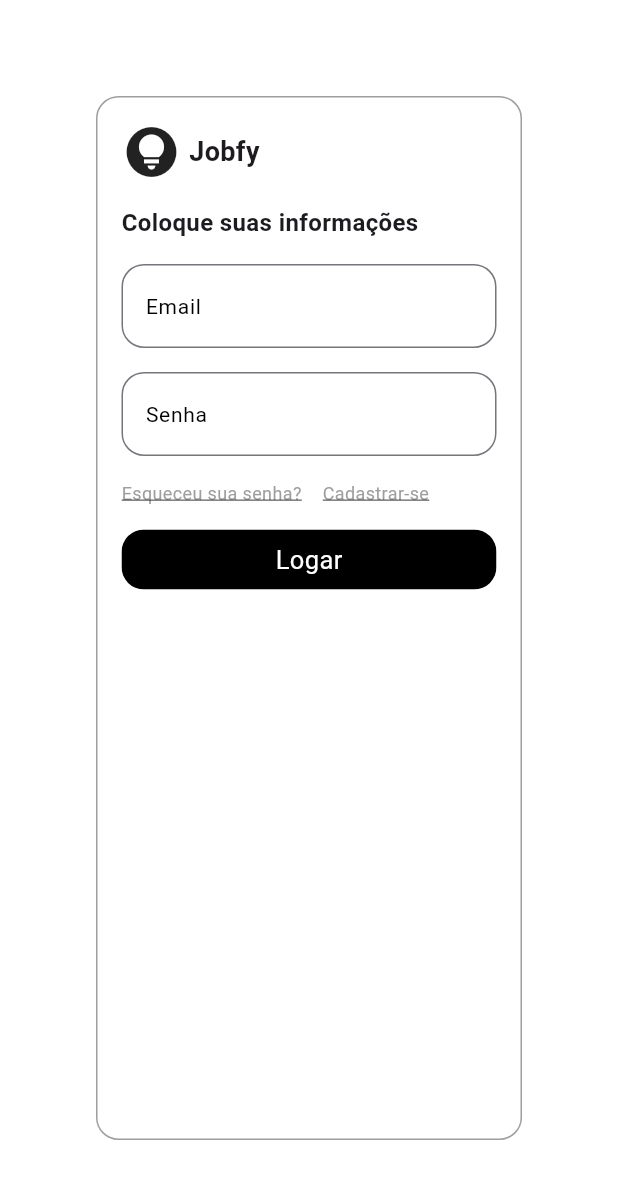
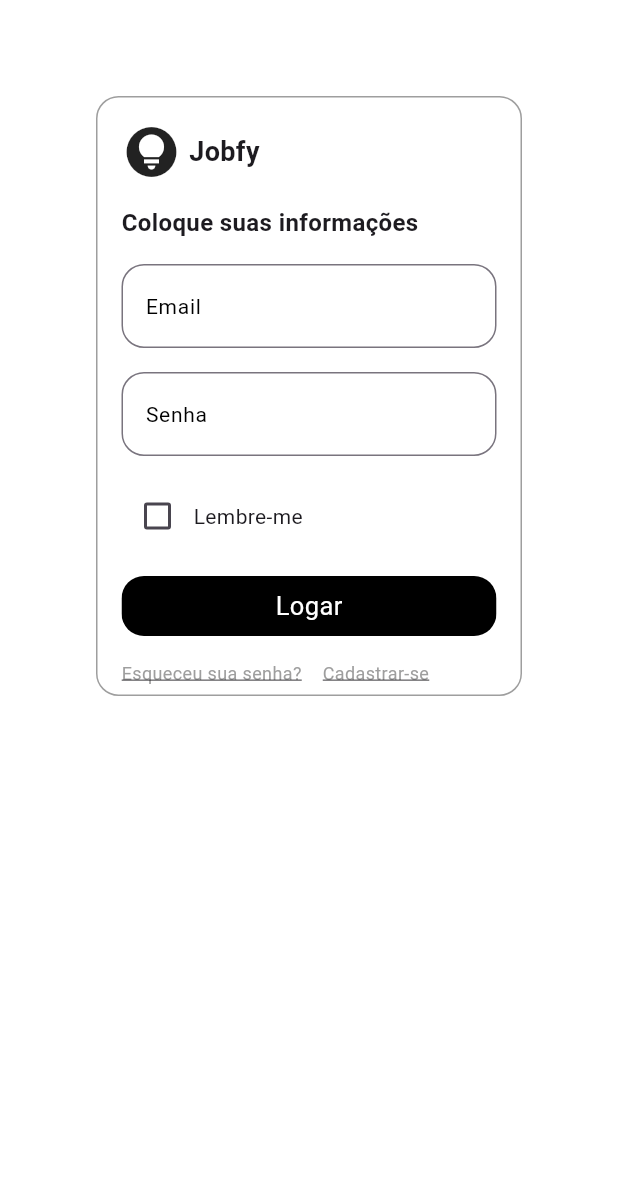
Before and after one commit to kenaiebatista/jobfy, a Flutter app: the _CardForm widget shown alone on an empty page, opened directly, on a phone screen of 412 x 824 dp. Shown: the top 1179 px of the screen. Run offline on Flutter 3.47's test engine with Material 3 defaults, Android fonts, the light colour scheme and no system bars; our stand-ins replace go_router.

Commit message:
commit de hoje

```diff
--- a/lib/screens/tela_Login.dart
+++ b/lib/screens/tela_Login.dart
@@ -185,16 +185,19 @@ class _CardForm extends StatefulWidget {
 class _CardFormState extends State<_CardForm> {
   var color = Colors.grey;
   var color2 = Colors.grey;
+  double tamanho = 400;
 
   @override
   Widget build(BuildContext context) {
-    return Container(
+    return AnimatedContainer(
+      height: tamanho,
       margin: EdgeInsets.all(64.0),
       decoration: BoxDecoration(
         color: Colors.white,
         border: Border.all(color: Colors.grey),
         borderRadius: BorderRadius.circular(15),
       ),
+      duration: Duration(seconds: 1),
       child: Padding(
         padding: const EdgeInsets.all(16.0),
         child: Column(
@@ -227,9 +230,7 @@ class _CardFormState extends State<_CardForm> {
                   borderRadius: BorderRadius.circular(15),
                 ),
               ),
-              onChanged: (text) {
-
-              },
+              onChanged: (text) {},
             ),
             TextField(
               obscureText: true,
@@ -243,11 +244,43 @@ class _CardFormState extends State<_CardForm> {
                   borderRadius: BorderRadius.circular(15),
                 ),
               ),
-              onChanged: (text) {
+              onChanged: (text) {},
+            ),
+            Row(
+              children: [
+                Checkbox(
+                  value: lembreMe,
+                  onChanged: (bool? value) {
+                    setState(() {
+                      lembreMe = value!;
+                    });
+                  },
+                ),
+                Text('Lembre-me'),
+              ],
+            ),
+            Material(
+              color: Colors.transparent,
+              child: InkWell(
+                borderRadius: BorderRadius.circular(15),
+                onTap: () {},
+                child: Ink(
+                  decoration: BoxDecoration(
+                    borderRadius: BorderRadius.circular(15),
+                    color: Colors.black,
+                  ),
+                  height: 40,
+                  width: 500,
 
-              },
+                  child: Center(
+                    child: Text(
+                      'Logar',
+                      style: TextStyle(fontSize: 17, color: Colors.white),
+                    ),
+                  ),
+                ),
+              ),
             ),
-
             Row(
               spacing: 14,
               children: [
@@ -257,9 +290,7 @@ class _CardFormState extends State<_CardForm> {
                       color = event ? Colors.lightBlue : Colors.grey;
                     });
                   },
-                  onTap: () {
-
-                  },
+                  onTap: () {},
                   child: Ink(
                     child: Text(
                       'Esqueceu sua senha?',
@@ -294,31 +325,13 @@ class _CardFormState extends State<_CardForm> {
                 ),
               ],
             ),
-            Material(
-              color: Colors.transparent,
-              child: InkWell(
-                borderRadius: BorderRadius.circular(15),
-                onTap: () {},
-                child: Ink(
-                  decoration: BoxDecoration(
-                    borderRadius: BorderRadius.circular(15),
-                    color: Colors.black,
-                  ),
-                  height: 40,
-                  width: 500,
-
-                  child: Center(
-                    child: Text(
-                      'Logar',
-                      style: TextStyle(fontSize: 17, color: Colors.white),
-                    ),
-                  ),
-                ),
-              ),
-            ),
           ],
         ),
       ),
     );
   }
 }
+
+void expandirContainer() {
+
+}
```
Also changed, not shown: lib/main.dart (+3 -34 lines), lib/screens/tela_Cadastro.dart (+75 -42 lines), lib/ui/util/headerPage.dart (added, +52 -0 lines).
